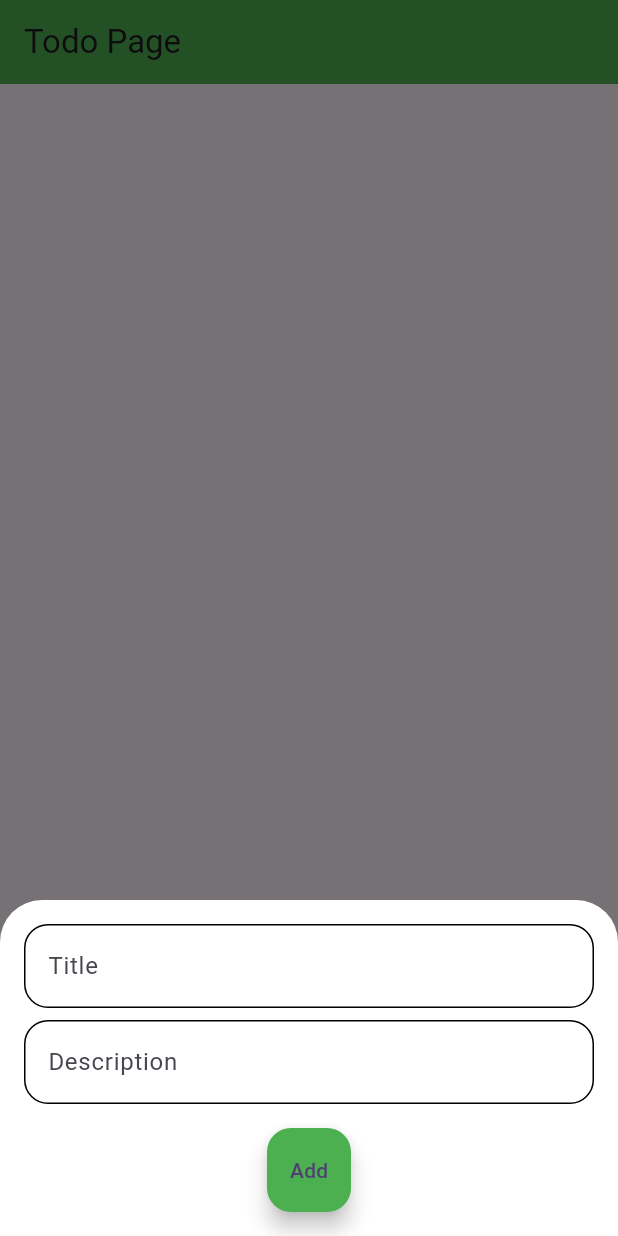
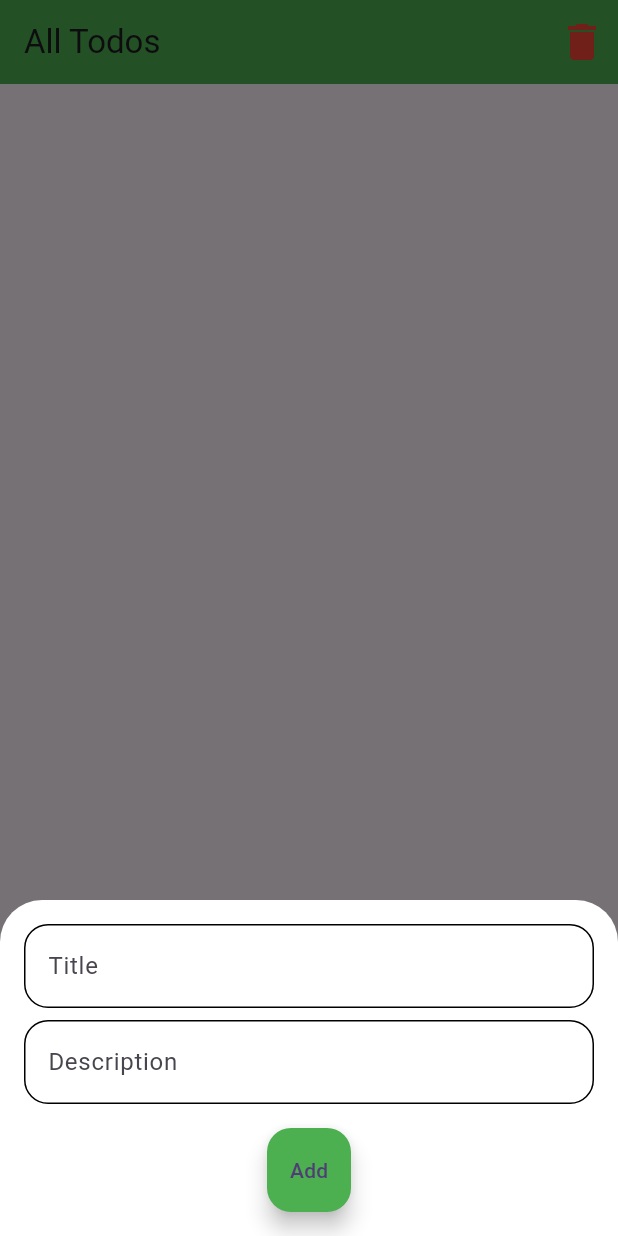
Before and after one commit to htahirov/todo_app_21, a Flutter app: the screen it shows after launch, after a tap on the "add" icon, on a phone screen of 412 x 824 dp. Run offline on Flutter 3.47's test engine with Material 3 defaults, Android fonts, the phone set to English and light mode, and no system bars; our stand-ins replace flutter_slidable, hive_flutter; accounts and stored records are empty.

Commit message:
- restore deleted todo - permanently delete todo - created custom appbar

```diff
--- a/lib/data/services/todo_hive_service.dart
+++ b/lib/data/services/todo_hive_service.dart
@@ -1,4 +1,5 @@
 import 'dart:convert';
+import 'dart:developer';
 
 import 'package:hive_flutter/hive_flutter.dart';
 
@@ -8,6 +9,7 @@ class TodoHiveService {
   static Future<void> saveTodo(List<TodoModel> todoList) async {
     final box = await Hive.openBox<String>('todoBox');
     final list = todoList.map((e) => e.toJson()).toList();
+    log('Map list: $list');
     final encodedData = jsonEncode(list);
     await box.put('todoKey', encodedData);
   }
@@ -16,6 +18,7 @@ class TodoHiveService {
     final box = await Hive.openBox<String>('todoBox');
     final list = box.get('todoKey') ?? '[]';
     final List todos = jsonDecode(list);
-    return todos.map((e) => TodoModel.fromJson(e)).toList();
+    final todoList = todos.map((e) => TodoModel.fromJson(e)).toList();
+    return todoList;
   }
 }
--- a/lib/ui/app.dart
+++ b/lib/ui/app.dart
@@ -10,6 +10,7 @@ class MyApp extends StatelessWidget {
   Widget build(BuildContext context) {
     return MaterialApp(
       title: 'Flutter Demo',
+      debugShowCheckedModeBanner: false,
       theme: ThemeData(
         colorScheme: ColorScheme.fromSeed(seedColor: Colors.deepPurple),
         useMaterial3: true,
--- a/lib/ui/pages/home/home_page.dart
+++ b/lib/ui/pages/home/home_page.dart
@@ -3,6 +3,8 @@ import 'dart:developer';
 import 'package:flutter/material.dart';
 import 'package:flutter_slidable/flutter_slidable.dart';
 import 'package:provider/provider.dart';
+import 'package:todo_app_flutter/utils/helpers/go.dart';
+import 'package:todo_app_flutter/utils/helpers/pager.dart';
 
 import '../../../providers/todo_provider.dart';
 import '../../../utils/constants/app_colors.dart';
@@ -13,6 +15,7 @@ import '../../../utils/extensions/num_extensions.dart';
 import '../../widgets/custom_input.dart';
 import '../../widgets/custom_tile.dart';
 import 'widgets/add_or_update_button.dart';
+import '../../widgets/custom_app_bar.dart';
 
 class HomePage extends StatelessWidget {
   const HomePage({super.key});
@@ -22,9 +25,8 @@ class HomePage extends StatelessWidget {
     final todoProvider = context.read<TodoProvider>();
     log('Screen rebuilding..');
     return Scaffold(
-      appBar: AppBar(
-        backgroundColor: AppColors.primary,
-        title: const Text('Todo Page'),
+      appBar: CustomAppBar.all(
+        onTapAction: () => Go.to(context, Pager.delete(context)),
       ),
       body: Consumer<TodoProvider>(
         builder: (_, __, ___) {
--- /dev/null
+++ b/lib/ui/widgets/custom_app_bar.dart
@@ -0,0 +1,74 @@
+import 'package:flutter/material.dart';
+import 'package:provider/provider.dart';
+
+import '../../providers/todo_provider.dart';
+import '../../utils/constants/app_colors.dart';
+import '../../utils/constants/app_paddings.dart';
+
+class CustomAppBar extends StatelessWidget implements PreferredSizeWidget {
+  const CustomAppBar.all({
+    super.key,
+    this.onTapAction,
+  })  : title = 'All Todos',
+        showActions = true;
+
+  const CustomAppBar.delete({
+    super.key,
+  })  : onTapAction = null,
+        title = 'Delete Todos',
+        showActions = false;
+
+  final String title;
+  final bool showActions;
+  final void Function()? onTapAction;
+
+  @override
+  Widget build(BuildContext context) {
+    return AppBar(
+      backgroundColor: AppColors.primary,
+      title: Text(title),
+      actions: [
+        if (showActions)
+          Stack(
+            children: [
+              IconButton(
+                onPressed: onTapAction,
+                icon: const Icon(Icons.delete),
+                color: AppColors.red,
+                iconSize: 32,
+              ),
+              Positioned(
+                right: 0,
+                top: -6,
+                child: Consumer<TodoProvider>(
+                  builder: (_, provider, __) => provider.deletedTodosCount > 0
+                      ? DecoratedBox(
+                          decoration: const BoxDecoration(
+                            shape: BoxShape.circle,
+                            color: AppColors.grey,
+                          ),
+                          child: Padding(
+                            padding: AppPaddings.a6,
+                            child: Center(
+                              child: Text(
+                                '${provider.deletedTodosCount}',
+                                style: const TextStyle(
+                                  color: AppColors.white,
+                                  fontSize: 14,
+                                ),
+                              ),
+                            ),
+                          ),
+                        )
+                      : const SizedBox.shrink(),
+                ),
+              ),
+            ],
+          ),
+      ],
+    );
+  }
+
+  @override
+  Size get preferredSize => const Size.fromHeight(kToolbarHeight);
+}
--- a/lib/utils/constants/app_colors.dart
+++ b/lib/utils/constants/app_colors.dart
@@ -7,6 +7,7 @@ class AppColors {
   static const lightGreen = Color(0xFFCCF1CD);
   static const blue = Color(0xff006699);
   static const white = Color(0xffffffff);
+  static const red = Colors.red;
   static const grey = Color.fromARGB(255, 87, 86, 86);
 
   static const primary = green;
--- a/lib/utils/constants/app_paddings.dart
+++ b/lib/utils/constants/app_paddings.dart
@@ -3,6 +3,7 @@ import 'package:flutter/material.dart';
 class AppPaddings {
   AppPaddings._();
 
+  static const EdgeInsets a6 = EdgeInsets.all(6);
   static const EdgeInsets a16 = EdgeInsets.all(16);
   static const EdgeInsets h24 = EdgeInsets.symmetric(horizontal: 24);
   static const EdgeInsets t56 = EdgeInsets.only(top: 56);
--- a/lib/utils/helpers/pager.dart
+++ b/lib/utils/helpers/pager.dart
@@ -2,6 +2,7 @@ import 'package:flutter/material.dart';
 import 'package:provider/provider.dart';
 
 import '../../providers/todo_provider.dart';
+import '../../ui/pages/delete/delete_page.dart';
 import '../../ui/pages/home/home_page.dart';
 
 class Pager {
@@ -11,4 +12,9 @@ class Pager {
         create: (_) => TodoProvider(),
         child: const HomePage(),
       );
+
+  static Widget delete(BuildContext context) => ChangeNotifierProvider.value(
+        value: context.read<TodoProvider>(),
+        child: const DeletePage(),
+      );
 }
```
Also changed, not shown: lib/providers/todo_provider.dart (+38 -6 lines), lib/ui/pages/delete/delete_page.dart (added, +83 -0 lines), pubspec.lock.
